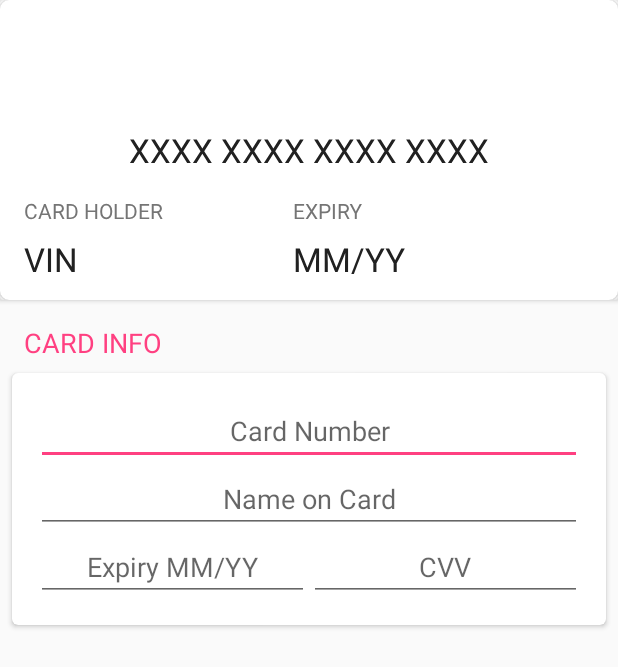
After one commit to theVinesh/CreditCardView, an Android app: the layout content_main.xml on its own in the app's theme, with its tools: preview values and no code run, on a phone screen of 412 x 824 dp. The commit adds this screen. Shown: the top 667 px of the screen. Run offline under Robolectric (Android 15) with nearby library versions, the phone set to English and light mode, and no system bars.

Commit message:
auto refresh

```diff
--- a/creditcardview/build.gradle
+++ b/creditcardview/build.gradle
@@ -13,7 +13,7 @@ ext {
     siteUrl = 'https://github.com/VineshRaju/CreditCardView'
     gitUrl = 'https://github.com/VineshRaju/CreditCardView.git'
 
-    libraryVersion = '1.0'
+    libraryVersion = '1.1.0'
 
     developerId = 'vineshraju'
     developerName = 'Vinesh Raju'
--- a/creditcardview/src/main/java/xyz/vinesh/creditcardview/CreditCardView.java
+++ b/creditcardview/src/main/java/xyz/vinesh/creditcardview/CreditCardView.java
@@ -20,14 +20,14 @@ public class CreditCardView extends CardView implements ViewPager.OnPageChangeLi
     private CreditCardViewAdapter adapter;
     private AppCompatActivity activity;
     private int currentPage = 0;
-
-    private CardUpdateListener listener = null;
+    private CardUpdateListener frontListener = null, backListener = null;
 
     public CreditCardView(Context context, AttributeSet attrs) {
         super(context, attrs);
         this.context = context;
         initView();
         initFromXML(attrs);
+        refreshCard();
     }
 
     public CreditCardView(Context context, AttributeSet attrs, int defStyleAttr) {
@@ -35,12 +35,49 @@ public class CreditCardView extends CardView implements ViewPager.OnPageChangeLi
         this.context = context;
         initView();
         initFromXML(attrs);
+        refreshCard();
+
     }
 
     public CreditCardView(Context context) {
         super(context);
         this.context = context;
         initView();
+        refreshCard();
+
+    }
+
+    private void refreshCard() {
+        new Thread(new Runnable() {
+            @Override
+            public void run() {
+                try {
+                    while (true) {
+                        if (frontListener == null || backListener == null)
+                            continue;
+                        activity.runOnUiThread(new Runnable() {
+                            @Override
+                            public void run() {
+                                frontListener.updateCard(card);
+                                backListener.updateCard(card);
+                            }
+                        });
+                        Thread.sleep(1000);
+                    }
+                } catch (Exception e) {
+                    e.printStackTrace();
+                }
+            }
+        }).start();
+
+    }
+
+    public void setFrontListener(CardUpdateListener frontListener) {
+        this.frontListener = frontListener;
+    }
+
+    public void setBackListener(CardUpdateListener backListener) {
+        this.backListener = backListener;
     }
 
     public String getCardHolderName() {
@@ -49,16 +86,12 @@ public class CreditCardView extends CardView implements ViewPager.OnPageChangeLi
 
     public void setCardHolderName(String cardHolderName) {
         this.card.setCardHolderName(cardHolderName);
-        if (listener != null) {
+        if (frontListener != null) {
             if (currentPage != 0) cardsPager.setCurrentItem(0);
-            listener.updateCard(card);
+            frontListener.updateCard(card);
         }
     }
 
-    public void setListener(CardUpdateListener listener) {
-        this.listener = listener;
-
-    }
 
     public String getCardNumber() {
         return this.card.getCardNumber();
@@ -66,9 +99,9 @@ public class CreditCardView extends CardView implements ViewPager.OnPageChangeLi
 
     public void setCardNumber(String cardNumber) {
         this.card.setCardNumber(cardNumber);
-        if (listener != null) {
+        if (frontListener != null) {
             if (currentPage != 0) cardsPager.setCurrentItem(0);
-            listener.updateCard(card);
+            frontListener.updateCard(card);
         }
     }
 
@@ -78,9 +111,9 @@ public class CreditCardView extends CardView implements ViewPager.OnPageChangeLi
 
     public void setCvv(String cvv) {
         this.card.setCvv(cvv);
-        if (listener != null) {
+        if (backListener != null) {
             if (currentPage != 1) cardsPager.setCurrentItem(1);
-            listener.updateCard(card);
+            backListener.updateCard(card);
         }
     }
 
@@ -90,9 +123,9 @@ public class CreditCardView extends CardView implements ViewPager.OnPageChangeLi
 
     public void setExpiry(String expiry) {
         this.card.setExpiry(expiry);
-        if (listener != null) {
+        if (frontListener != null) {
             if (currentPage != 0) cardsPager.setCurrentItem(0);
-            listener.updateCard(card);
+            frontListener.updateCard(card);
         }
     }
 
@@ -134,12 +167,11 @@ public class CreditCardView extends CardView implements ViewPager.OnPageChangeLi
         cardsPager.setAdapter(adapter);
         cardsPager.setPageTransformer(false, new FlipAnimation());
         cardsPager.addOnPageChangeListener(this);
-
-
     }
 
     public void setCardTypes(CardTypes cardTypes) {
-        listener.updateCardTypes(cardTypes);
+        frontListener.updateCardTypes(cardTypes);
+        backListener.updateCardTypes(cardTypes);
     }
 
     @Override
--- a/creditcardview/src/main/java/xyz/vinesh/creditcardview/CreditCardViewAdapter.java
+++ b/creditcardview/src/main/java/xyz/vinesh/creditcardview/CreditCardViewAdapter.java
@@ -8,25 +8,26 @@ import android.support.v4.app.FragmentPagerAdapter;
  * Created by vineshraju on 26/6/16.
  */
 
-public class CreditCardViewAdapter extends FragmentPagerAdapter implements CardUpdateListener {
-    Card card;
-    CreditCardViewFront creditCardViewFront;
-    CreditCardViewBack creditCardViewBack;
+public class CreditCardViewAdapter extends FragmentPagerAdapter {
+    private Card card;
+    private CreditCardView creditCardView;
 
     public CreditCardViewAdapter(CreditCardView creditCardView, FragmentManager fm, Card card) {
         super(fm);
         this.card = card;
-        creditCardView.setListener(this);
+        this.creditCardView = creditCardView;
     }
 
     @Override
     public Fragment getItem(int position) {
         switch (position) {
             case 0:
-                creditCardViewFront = CreditCardViewFront.newInstance(card);
+                CreditCardViewFront creditCardViewFront = CreditCardViewFront.newInstance(card);
+                creditCardViewFront.setCreditCardView(creditCardView);
                 return creditCardViewFront;
             case 1:
-                creditCardViewBack = CreditCardViewBack.newInstance(card);
+                CreditCardViewBack creditCardViewBack = CreditCardViewBack.newInstance(card);
+                creditCardViewBack.setCreditCardView(creditCardView);
                 return creditCardViewBack;
         }
         return null;
@@ -37,15 +38,4 @@ public class CreditCardViewAdapter extends FragmentPagerAdapter implements CardU
         return 2;
     }
 
-    @Override
-    public void updateCard(Card card) {
-        creditCardViewFront.updateCard(card);
-        creditCardViewBack.updateCard(card);
-    }
-
-    @Override
-    public void updateCardTypes(CardTypes cardTypes) {
-        creditCardViewFront.setCardTypes(cardTypes);
-        creditCardViewBack.setCardTypes(cardTypes);
-    }
 }
--- a/creditcardview/src/main/java/xyz/vinesh/creditcardview/CreditCardViewBack.java
+++ b/creditcardview/src/main/java/xyz/vinesh/creditcardview/CreditCardViewBack.java
@@ -16,7 +16,7 @@ import java.util.ArrayList;
 /**
  * Created by vineshraju on 24/6/16.
  */
-public class CreditCardViewBack extends Fragment {
+public class CreditCardViewBack extends Fragment implements CardUpdateListener {
 
     private TextView cvv;
     private ImageView logo;
@@ -25,7 +25,7 @@ public class CreditCardViewBack extends Fragment {
     private Card card;
 
     private Typeface typeface;
-
+    private CreditCardView creditCardView;
 
     public CreditCardViewBack() {
     }
@@ -42,6 +42,9 @@ public class CreditCardViewBack extends Fragment {
         return fragment;
     }
 
+    public void setCreditCardView(CreditCardView creditCardView) {
+        this.creditCardView = creditCardView;
+    }
 
     @Override
     public void onCreate(@Nullable Bundle savedInstanceState) {
@@ -53,10 +56,11 @@ public class CreditCardViewBack extends Fragment {
     @Nullable
     @Override
     public View onCreateView(LayoutInflater inflater, @Nullable ViewGroup container, @Nullable Bundle savedInstanceState) {
-        View view = inflater.inflate(R.layout.credit_card_view_back, null, false);
+        View view = inflater.inflate(R.layout.credit_card_view_back, container, false);
         cvv = (TextView) view.findViewById(R.id.tvCvv);
         logo = (ImageView) view.findViewById(R.id.ivLogo);
         cardView = (CardView) view.findViewById(R.id.card_view);
+        creditCardView.setBackListener(this);
 
         cardTypes = new CardTypes(getContext());
 
@@ -67,11 +71,6 @@ public class CreditCardViewBack extends Fragment {
 
         return view;
     }
-
-    public void setCardTypes(CardTypes cardTypes) {
-        this.cardTypes = cardTypes;
-    }
-
 
     private void refreshLogo(CharSequence s) {
         boolean matched = false;
@@ -88,13 +87,19 @@ public class CreditCardViewBack extends Fragment {
 
 
     private void update() {
-        cardView.setCardBackgroundColor(card.getCardColor());
+        //cardView.setCardBackgroundColor(card.getCardColor());
         cvv.setText(card.getCvv());
         refreshLogo(card.getCardNumber());
     }
 
+    @Override
     public void updateCard(Card card) {
         this.card = card;
         update();
     }
+
+    @Override
+    public void updateCardTypes(CardTypes cardTypes) {
+        this.cardTypes = cardTypes;
+    }
 }
--- a/creditcardview/src/main/java/xyz/vinesh/creditcardview/CreditCardViewFront.java
+++ b/creditcardview/src/main/java/xyz/vinesh/creditcardview/CreditCardViewFront.java
@@ -18,17 +18,15 @@ import java.util.ArrayList;
 /**
  * Created by vineshraju on 24/6/16.
  */
-public class CreditCardViewFront extends Fragment {
+public class CreditCardViewFront extends Fragment implements CardUpdateListener {
 
     private TextView number, name, expiry;
     private ImageView logo;
     private Typeface typeface;
-
     private Card card;
     private CardView cardView;
-
     private CardTypes cardTypes;
-
+    private CreditCardView creditCardView;
 
     public CreditCardViewFront() {
     }
@@ -45,6 +43,10 @@ public class CreditCardViewFront extends Fragment {
         return fragment;
     }
 
+    public void setCreditCardView(CreditCardView creditCardView) {
+        this.creditCardView = creditCardView;
+    }
+
 
     @Override
     public void onCreate(@Nullable Bundle savedInstanceState) {
@@ -56,12 +58,13 @@ public class CreditCardViewFront extends Fragment {
     @Nullable
     @Override
     public View onCreateView(LayoutInflater inflater, @Nullable ViewGroup container, @Nullable Bundle savedInstanceState) {
-        View view = inflater.inflate(R.layout.credit_card_view_front, null, false);
+        View view = inflater.inflate(R.layout.credit_card_view_front, container, false);
         number = (TextView) view.findViewById(R.id.tvCardNumber);
         name = (TextView) view.findViewById(R.id.tvName);
         expiry = (TextView) view.findViewById(R.id.tvExpiry);
         logo = (ImageView) view.findViewById(R.id.ivLogo);
         cardView = (CardView) view.findViewById(R.id.card_view);
+        creditCardView.setFrontListener(this);
 
         update();
 
@@ -94,14 +97,10 @@ public class CreditCardViewFront extends Fragment {
     }
 
     private void update() {
-        cardView.setCardBackgroundColor(card.getCardColor());
+        //cardView.setCardBackgroundColor(card.getCardColor());
         number.setText(introduceGaps(card.getCardNumber()));
         name.setText(card.getCardHolderName());
         expiry.setText(card.getExpiry());
-    }
-
-    public void setCardTypes(CardTypes cardTypes) {
-        this.cardTypes = cardTypes;
     }
 
 
@@ -134,8 +133,14 @@ public class CreditCardViewFront extends Fragment {
         return gappedNumber;
     }
 
+    @Override
     public void updateCard(Card card) {
         this.card = card;
         update();
     }
+
+    @Override
+    public void updateCardTypes(CardTypes cardTypes) {
+        this.cardTypes = cardTypes;
+    }
 }
--- a/sample/build.gradle
+++ b/sample/build.gradle
@@ -25,4 +25,7 @@ dependencies {
     compile 'com.android.support:appcompat-v7:23.4.0'
     compile project(':creditcardview')
     compile project(path: ':creditcardview')
+    compile 'com.android.support:design:23.4.0'
+
+    compile 'com.android.support.constraint:constraint-layout:1.0.0-alpha3'
 }
--- a/sample/src/main/AndroidManifest.xml
+++ b/sample/src/main/AndroidManifest.xml
@@ -13,6 +13,7 @@
                 <category android:name="android.intent.category.LAUNCHER" />
             </intent-filter>
         </activity>
+        <activity android:name=".ListingActivity" />
     </application>
 
 </manifest>
--- /dev/null
+++ b/sample/src/main/res/layout/content_main.xml
@@ -0,0 +1,94 @@
+<?xml version="1.0" encoding="utf-8"?>
+<LinearLayout xmlns:android="http://schemas.android.com/apk/res/android"
+    xmlns:app="http://schemas.android.com/apk/res-auto"
+    xmlns:tools="http://schemas.android.com/tools"
+    android:layout_width="match_parent"
+    android:layout_height="match_parent"
+    android:orientation="vertical"
+    tools:showIn="@layout/activity_main">
+
+    <ScrollView
+        android:layout_width="match_parent"
+        android:layout_height="match_parent">
+
+        <LinearLayout
+            android:layout_width="match_parent"
+            android:layout_height="match_parent"
+            android:orientation="vertical">
+
+            <xyz.vinesh.creditcardview.CreditCardView
+                android:id="@+id/cvCreditCardView"
+                android:layout_width="wrap_content"
+                android:layout_height="wrap_content"
+                app:cardHolderName="Vin" />
+
+            <!-- Card info-->
+            <TextView
+                style="@style/Base.TextAppearance.AppCompat.Medium"
+                android:layout_width="match_parent"
+                android:layout_height="wrap_content"
+                android:layout_marginLeft="16dp"
+                android:layout_marginTop="16dp"
+                android:text="CARD INFO"
+                android:textColor="@color/colorAccent" />
+
+            <android.support.v7.widget.CardView xmlns:android="http://schemas.android.com/apk/res/android"
+                xmlns:card_view="http://schemas.android.com/apk/res-auto"
+                android:layout_width="match_parent"
+                android:layout_height="wrap_content"
+                android:layout_margin="8dp"
+                card_view:cardCornerRadius="4dp">
+
+                <LinearLayout
+                    android:layout_width="match_parent"
+                    android:layout_height="match_parent"
+                    android:layout_margin="16dp"
+                    android:orientation="vertical">
+
+                    <EditText
+                        android:id="@+id/etCardNumber"
+                        android:layout_width="match_parent"
+                        android:layout_height="wrap_content"
+                        android:gravity="center"
+                        android:hint="Card Number"
+                        android:inputType="number" />
+
+                    <EditText
+                        android:id="@+id/etName"
+                        android:layout_width="match_parent"
+                        android:layout_height="wrap_content"
+                        android:gravity="center"
+                        android:hint="Name on Card"
+                        android:inputType="textPersonName" />
+
+                    <LinearLayout
+                        android:layout_width="match_parent"
+                        android:layout_height="wrap_content"
+                        android:orientation="horizontal"
+                        android:weightSum="2">
+
+                        <EditText
+                            android:id="@+id/etExpiry"
+                            android:layout_width="0dp"
+                            android:layout_height="wrap_content"
+                            android:layout_weight="1"
+                            android:gravity="center"
+                            android:hint="Expiry MM/YY"
+                            android:inputType="date" />
+
+                        <EditText
+                            android:id="@+id/etCvv"
+                            android:layout_width="0dp"
+                            android:layout_height="wrap_content"
+                            android:layout_weight="1"
+                            android:gravity="center"
+                            android:hint="CVV"
+                            android:inputType="numberPassword" />
+                    </LinearLayout>
+
+                </LinearLayout>
+            </android.support.v7.widget.CardView>
+
+        </LinearLayout>
+    </ScrollView>
+</LinearLayout>
```
Also changed, not shown: sample/src/main/java/xyz/vinesh/sample/CardHolder.java (added, +23 -0 lines), sample/src/main/java/xyz/vinesh/sample/ListViewAdapter.java (added, +44 -0 lines), sample/src/main/java/xyz/vinesh/sample/ListingActivity.java (added, +46 -0 lines), sample/src/main/java/xyz/vinesh/sample/MainActivity.java (+10 -0 lines), sample/src/main/res/layout/activity_listing.xml (added, +13 -0 lines), sample/src/main/res/layout/activity_main.xml (+13 -86 lines), sample/src/main/res/layout/list_card_layout.xml (added, +13 -0 lines).
